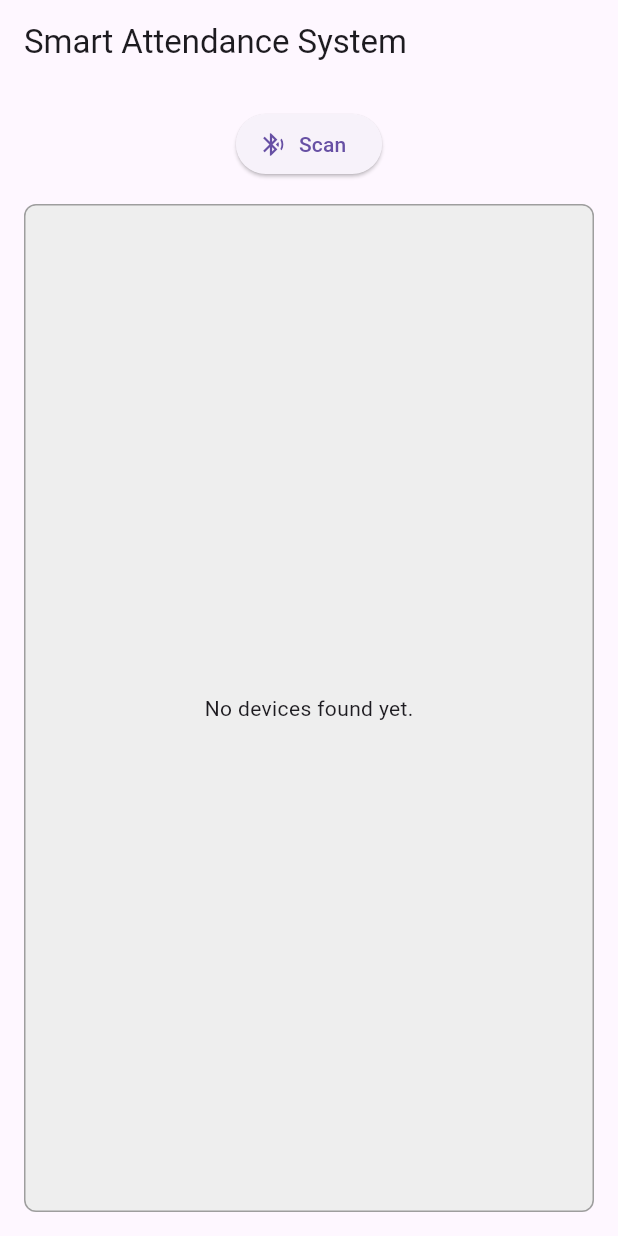
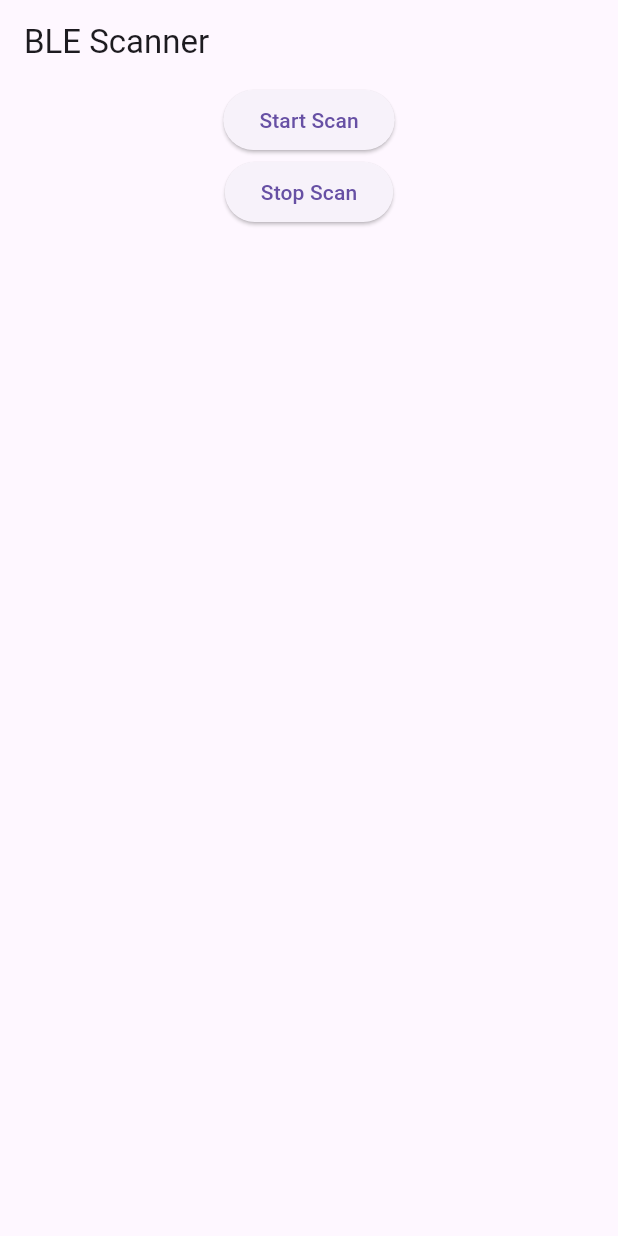
Before and after one commit to MichaelTanadi/Smart_Attendance_System_with_BLE_Beacon, a Flutter app: the screen it shows after launch, on a phone screen of 412 x 824 dp. Run offline on Flutter 3.47's test engine with Material 3 defaults, Android fonts, the phone set to English and light mode, and no system bars; our stand-ins replace permission_handler; missing offline and left inert: flutter_reactive_ble.

Commit message:
Added simple search BLE device functions
Created 2 simple button to start scan and stop scan. When start scan is clicked, software will prompt available devices

```diff
--- a/lib/main.dart
+++ b/lib/main.dart
@@ -1,5 +1,8 @@
 import 'package:flutter/material.dart';
 import 'package:flutter_reactive_ble/flutter_reactive_ble.dart';
+import 'dart:async';
+import 'package:permission_handler/permission_handler.dart';
+
 
 void main() {
   runApp(const MyApp());
@@ -10,12 +13,8 @@ class MyApp extends StatelessWidget {
 
   @override
   Widget build(BuildContext context) {
-    return MaterialApp(
-      title: 'Smart Attendance System',
-      theme: ThemeData(
-        primarySwatch: Colors.blue,
-      ),
-      home: const BleScannerScreen(),
+    return const MaterialApp(
+      home: BleScannerScreen(),
     );
   }
 }
@@ -28,82 +27,71 @@ class BleScannerScreen extends StatefulWidget {
 }
 
 class _BleScannerScreenState extends State<BleScannerScreen> {
-  final FlutterReactiveBle _ble = FlutterReactiveBle();
-  final List<DiscoveredDevice> _devices = [];
+  final flutterReactiveBle = FlutterReactiveBle();
+  final List<DiscoveredDevice> _foundDevices = [];
+  late StreamSubscription<DiscoveredDevice> _scanStream;
 
-  bool _isScanning = false;
 
-  void _startScan() {
-    _devices.clear();
-    setState(() {
-      _isScanning = true;
-    });
+Future<void> _startScan() async {
+  // Request location permission first
+  final status = await Permission.locationWhenInUse.request();
 
-    _ble.scanForDevices(
-      withServices: [], // Empty means scan for all BLE devices
-      scanMode: ScanMode.lowLatency,
-    ).listen((device) {
-      final alreadyAdded = _devices.any((d) => d.id == device.id);
-      if (!alreadyAdded) {
+  if (status.isGranted) {
+    _foundDevices.clear();
+    _scanStream = flutterReactiveBle
+        .scanForDevices(
+          withServices: [],
+          scanMode: ScanMode.lowLatency,
+        )
+        .listen((device) {
+      final knownDevice = _foundDevices.any((d) => d.id == device.id);
+      if (!knownDevice) {
         setState(() {
-          _devices.add(device);
+          _foundDevices.add(device);
         });
       }
-    }, onError: (e) {
-      setState(() {
-        _isScanning = false;
-      });
-      print('Scan error: $e');
+    }, onError: (error) {
+      debugPrint('Scan error: $error');
     });
+  } else {
+    debugPrint('Location permission not granted');
+    // You can show a dialog or a snackbar to inform the user
+  }
+}
+
+
+
+  void _stopScan() {
+    _scanStream.cancel();
   }
 
-  Widget _buildDeviceList() {
-    if (_devices.isEmpty) {
-      return const Center(child: Text("No devices found yet."));
-    }
-
-    return ListView.builder(
-      shrinkWrap: true,
-      itemCount: _devices.length,
-      itemBuilder: (context, index) {
-        final device = _devices[index];
-        return ListTile(
-          title: Text(device.name.isNotEmpty ? device.name : "(Unnamed device)"),
-          subtitle: Text("ID: ${device.id} • RSSI: ${device.rssi}"),
-        );
-      },
-    );
+  @override
+  void dispose() {
+    _stopScan();
+    super.dispose();
   }
 
   @override
   Widget build(BuildContext context) {
     return Scaffold(
-      appBar: AppBar(
-        title: const Text('Smart Attendance System'),
-      ),
-      body: Padding(
-        padding: const EdgeInsets.all(16.0),
-        child: Column(
-          children: [
-            ElevatedButton.icon(
-              onPressed: _isScanning ? null : _startScan,
-              icon: const Icon(Icons.bluetooth_searching),
-              label: const Text("Scan"),
+      appBar: AppBar(title: const Text('BLE Scanner')),
+      body: Column(
+        children: [
+          ElevatedButton(onPressed: _startScan, child: const Text("Start Scan")),
+          ElevatedButton(onPressed: _stopScan, child: const Text("Stop Scan")),
+          Expanded(
+            child: ListView.builder(
+              itemCount: _foundDevices.length,
+              itemBuilder: (context, index) {
+                final device = _foundDevices[index];
+                return ListTile(
+                  title: Text(device.name.isNotEmpty ? device.name : "Unknown"),
+                  subtitle: Text("ID: ${device.id}"),
+                );
+              },
             ),
-            const SizedBox(height: 16),
-            Expanded(
-              child: Container(
-                padding: const EdgeInsets.all(12),
-                decoration: BoxDecoration(
-                  color: Colors.grey[200],
-                  borderRadius: BorderRadius.circular(8),
-                  border: Border.all(color: Colors.grey),
-                ),
-                child: _buildDeviceList(),
-              ),
-            ),
-          ],
-        ),
+          ),
+        ],
       ),
     );
   }
--- a/pubspec.yaml
+++ b/pubspec.yaml
@@ -30,7 +30,8 @@ environment:
 dependencies:
   flutter:
     sdk: flutter
-  flutter_reactive_ble: ^5.0.2
+  flutter_reactive_ble: ^5.4.0
+  permission_handler: ^11.0.1
 
   # The following adds the Cupertino Icons font to your application.
   # Use with the CupertinoIcons class for iOS style icons.
```
Also changed, not shown: pubspec.lock, 4 other files.
